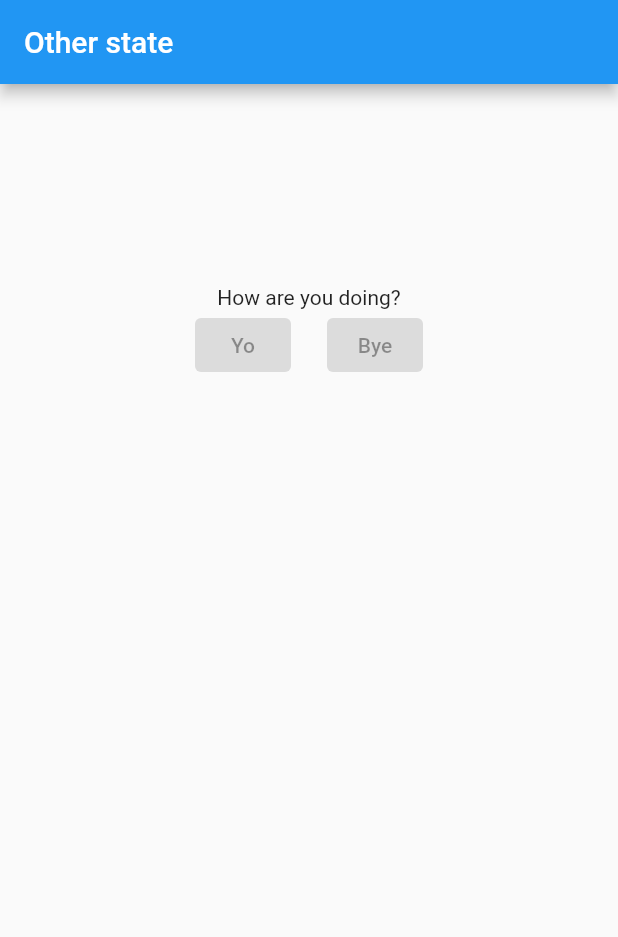
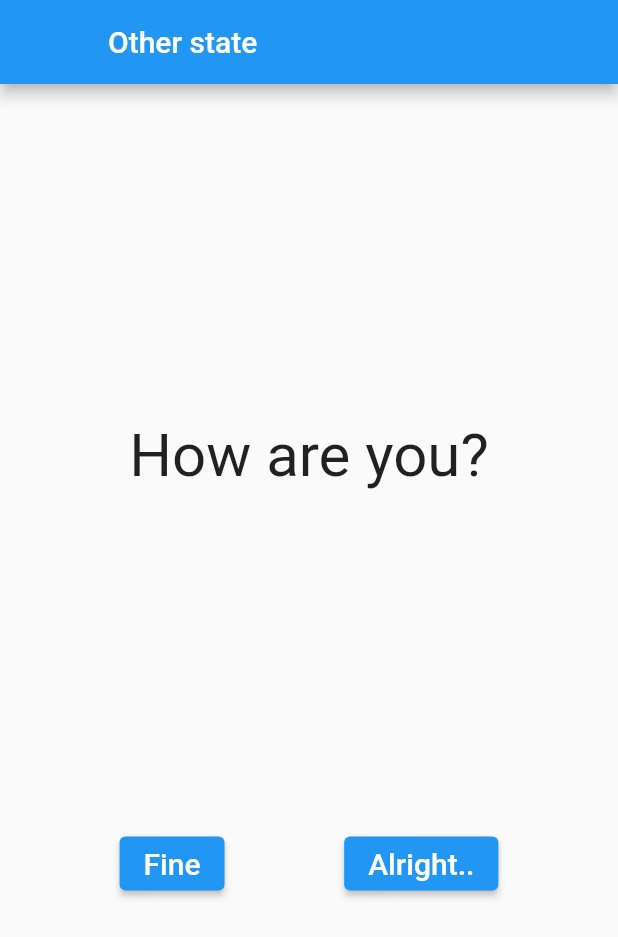
Before and after one commit to seraphh01/flutter_basics, a Flutter app: the screen it shows after launch, on a phone screen of 412 x 824 dp. Shown: the top 937 px of the screen. Run offline on Flutter 3.47's test engine with Material 2 defaults, Android fonts, the phone set to English and light mode, and no system bars; missing offline and left inert: dart:html.

Commit message:
added Answer class

```diff
--- /dev/null
+++ b/lib/answer.dart
@@ -0,0 +1,26 @@
+import 'package:flutter/cupertino.dart';
+import 'package:flutter/material.dart';
+import 'package:flutter/src/foundation/key.dart';
+import 'package:flutter/src/widgets/framework.dart';
+
+class Answer extends StatelessWidget {
+  final void Function(String) onPressedHandler;
+  final String text;
+
+  const Answer({Key? key, required this.onPressedHandler, required this.text})
+      : super(key: key);
+
+  @override
+  Widget build(BuildContext context) {
+    return ElevatedButton(
+        onPressed: _onPressed,
+        child: Text(
+          text,
+          style: const TextStyle(fontSize: 20),
+        ));
+  }
+
+  _onPressed() {
+    onPressedHandler(text);
+  }
+}
--- a/lib/main.dart
+++ b/lib/main.dart
@@ -1,6 +1,7 @@
 import 'dart:html';
 
 import 'package:flutter/material.dart';
+import 'package:flutter_basics/answer.dart';
 import 'package:flutter_basics/question.dart';
 
 void main() {
@@ -74,21 +75,44 @@ class _HomePageState extends State<HomePage> {
 }
 
 class _OtherState extends State<HomePage> {
+  int _index = 0;
+  final List questions = const [
+    {
+      "question": "How are you?",
+      "answers": ["Fine", "Alright.."]
+    },
+    {
+      "question": "How much sleep did you get tonight?",
+      "answers": ["Enough", "Not enough..", "Pretty Bad"]
+    },
+  ];
   @override
   Widget build(BuildContext context) {
     return MaterialApp(
         home: Scaffold(
-      appBar: AppBar(title: const Text("Other state")),
-      body: Center(
-          child: Column(
-        mainAxisAlignment: MainAxisAlignment.center,
-        children: [
-          Question(
-            text: "How are you doing?",
-            answers: const ["Yo", "Bye"],
-          )
-        ],
-      )),
-    ));
+            appBar: AppBar(title: const Text("Other state"), leading: Spacer()),
+            body: Center(
+              child: Column(
+                  mainAxisAlignment: MainAxisAlignment.spaceEvenly,
+                  children: [
+                    Question(text: questions[_index]["question"].toString()),
+                    Row(
+                      mainAxisAlignment: MainAxisAlignment.spaceEvenly,
+                      children: [
+                        ...((questions[_index]["answers"]! as List)
+                            .map((value) {
+                          return Answer(
+                              onPressedHandler: _onAnswer, text: value);
+                        }))
+                      ],
+                    )
+                  ]),
+            )));
+  }
+
+  _onAnswer(String answer) {
+    setState(() {
+      _index = (_index + 1) % questions.length;
+    });
   }
 }
--- a/lib/question.dart
+++ b/lib/question.dart
@@ -4,33 +4,26 @@ import 'package:flutter/cupertino.dart';
 import 'package:flutter/material.dart';
 
 class Question extends StatelessWidget {
-  String text;
-  List<String>? answers;
-  List<Widget> _texts = [];
-  Question({Key? key, required this.text, this.answers}) : super(key: key) {
-    answers?.forEach((element) => {
-          _texts.add(ElevatedButton(
-            onPressed: null,
-            child: Text(element),
-          ))
-        });
-  }
+  final String text;
+  final List<Widget> _texts = [];
+  Question({Key? key, required this.text}) : super(key: key);
 
   @override
   Widget build(BuildContext context) {
-    return SizedBox(
-        height: 500,
-        width: 200,
-        child: Center(
+    return Center(
         child: Column(
       mainAxisAlignment: MainAxisAlignment.start,
       children: [
-            Text(text),
+        Text(
+          text,
+          textAlign: TextAlign.center,
+          style: const TextStyle(fontSize: 40),
+        ),
         Row(
           mainAxisAlignment: MainAxisAlignment.spaceEvenly,
           children: _texts,
         )
       ],
-        )));
+    ));
   }
 }
```
Lines whose indentation alone changed are shown as unchanged.
